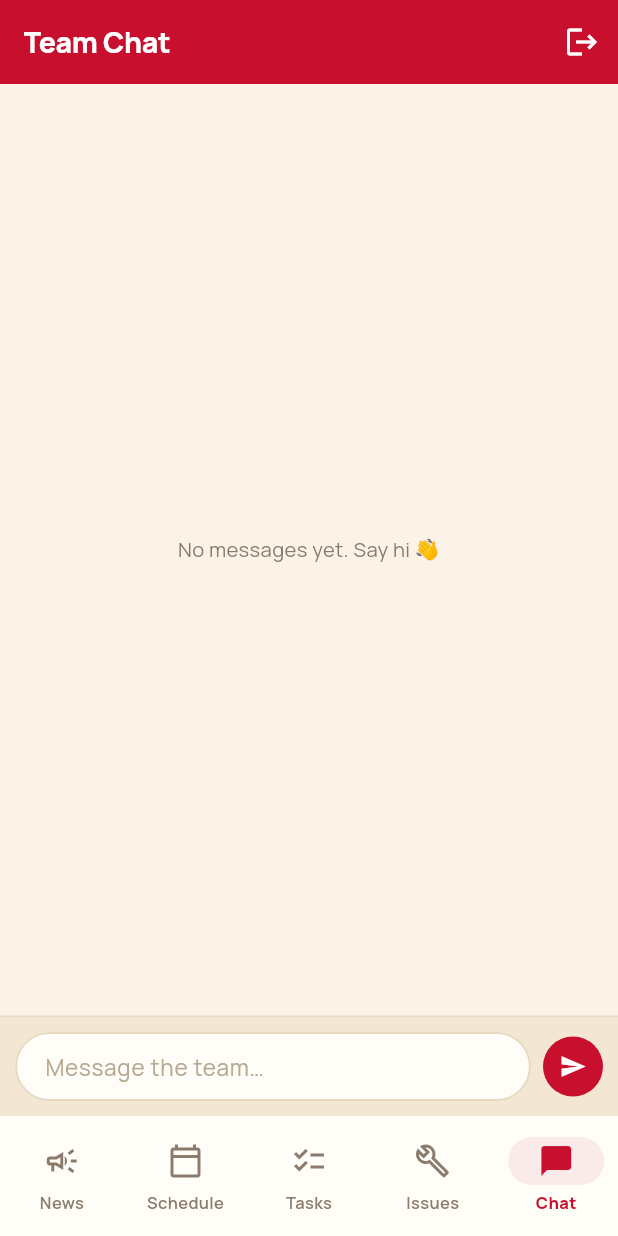
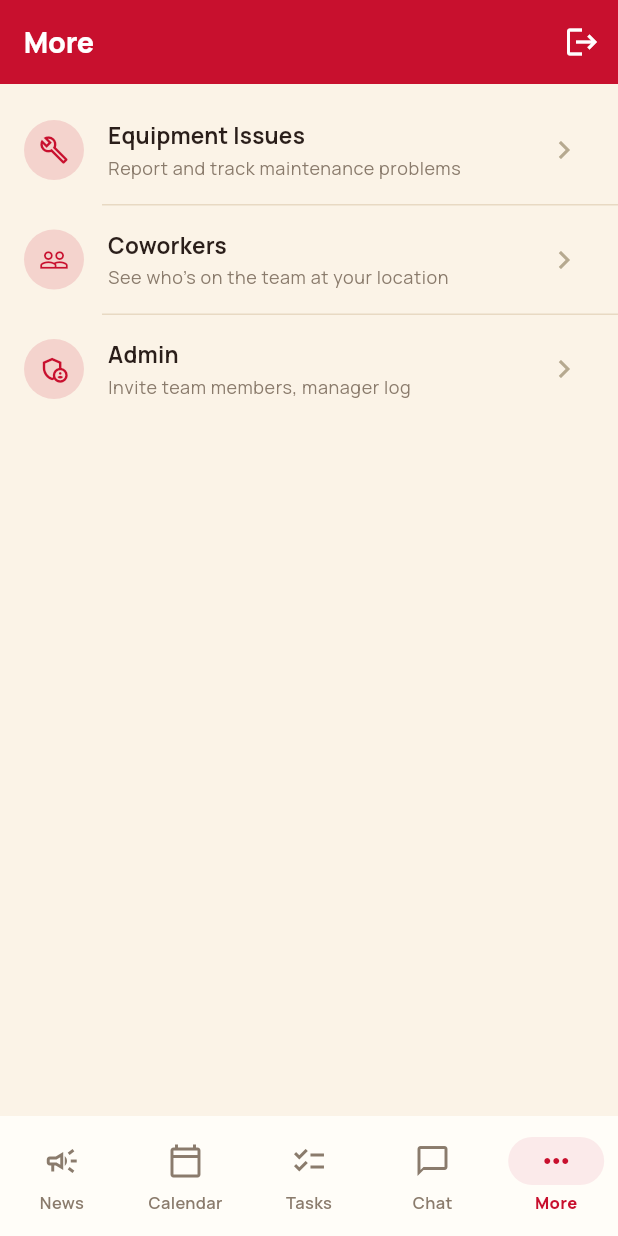
Before and after one commit to nwells27-ux/piecrew, a Flutter app: the screen it shows once a user with an empty profile is signed in, item 5 of the bottom bar chosen, on a phone screen of 412 x 824 dp. Run offline on Flutter 3.47's test engine with Material 3 defaults, Android fonts, the phone set to English and light mode, and no system bars; our stand-ins replace cloud_firestore, firebase_auth, firebase_core, firebase_messaging, firebase_storage, flutter_local_notifications and 3 more; accounts and stored records are empty.

Commit message:
Add Coworkers and Admin sections

```diff
--- a/lib/screens/home_screen.dart
+++ b/lib/screens/home_screen.dart
@@ -5,10 +5,8 @@ import '../services/auth_service.dart';
 import 'announcements_screen.dart';
 import 'schedule_screen.dart';
 import 'tasks_screen.dart';
-import 'maintenance_screen.dart';
 import 'chat_screen.dart';
-import 'invite_staff_screen.dart';
-import 'manager_log_screen.dart';
+import 'more_screen.dart';
 
 class HomeScreen extends StatefulWidget {
   final PieCrewUser user;
@@ -21,7 +19,7 @@ class HomeScreen extends StatefulWidget {
 class _HomeScreenState extends State<HomeScreen> {
   int _index = 0;
 
-  static const _titles = ['Announcements', 'Schedule', 'Tasks', 'Maintenance', 'Team Chat'];
+  static const _titles = ['Announcements', 'Calendar', 'Tasks', 'Team Chat', 'More'];
 
   @override
   Widget build(BuildContext context) {
@@ -29,36 +27,14 @@ class _HomeScreenState extends State<HomeScreen> {
       AnnouncementsScreen(user: widget.user),
       ScheduleScreen(user: widget.user),
       TasksScreen(user: widget.user),
-      MaintenanceScreen(user: widget.user),
       ChatScreen(user: widget.user),
+      MoreScreen(user: widget.user),
     ];
 
     return Scaffold(
       appBar: AppBar(
         title: Text(_titles[_index]),
         actions: [
-          if (widget.user.canPostAnnouncements)
-            IconButton(
-              icon: const Icon(Icons.person_add_alt_1),
-              tooltip: 'Invite team member',
-              onPressed: () => Navigator.push(
-                context,
-                MaterialPageRoute(
-                  builder: (_) => InviteStaffScreen(currentUser: widget.user),
-                ),
-              ),
-            ),
-          if (widget.user.canPostAnnouncements)
-            IconButton(
-              icon: const Icon(Icons.assignment_outlined),
-              tooltip: 'Manager log',
-              onPressed: () => Navigator.push(
-                context,
-                MaterialPageRoute(
-                  builder: (_) => ManagerLogScreen(user: widget.user),
-                ),
-              ),
-            ),
           IconButton(
             icon: const Icon(Icons.logout),
             onPressed: () => context.read<AuthService>().signOut(),
@@ -71,10 +47,10 @@ class _HomeScreenState extends State<HomeScreen> {
         onDestinationSelected: (i) => setState(() => _index = i),
         destinations: const [
           NavigationDestination(icon: Icon(Icons.campaign_outlined), selectedIcon: Icon(Icons.campaign), label: 'News'),
-          NavigationDestination(icon: Icon(Icons.calendar_today_outlined), selectedIcon: Icon(Icons.calendar_today), label: 'Schedule'),
+          NavigationDestination(icon: Icon(Icons.calendar_today_outlined), selectedIcon: Icon(Icons.calendar_today), label: 'Calendar'),
           NavigationDestination(icon: Icon(Icons.checklist_outlined), selectedIcon: Icon(Icons.checklist), label: 'Tasks'),
-          NavigationDestination(icon: Icon(Icons.build_outlined), selectedIcon: Icon(Icons.build), label: 'Issues'),
           NavigationDestination(icon: Icon(Icons.chat_bubble_outline), selectedIcon: Icon(Icons.chat_bubble), label: 'Chat'),
+          NavigationDestination(icon: Icon(Icons.more_horiz), selectedIcon: Icon(Icons.more_horiz), label: 'More'),
         ],
       ),
     );
--- /dev/null
+++ b/lib/screens/more_screen.dart
@@ -0,0 +1,67 @@
+import 'package:flutter/material.dart';
+import '../models/user_model.dart';
+import '../theme/app_theme.dart';
+import 'maintenance_screen.dart';
+import 'coworkers_screen.dart';
+import 'admin_screen.dart';
+
+class MoreScreen extends StatelessWidget {
+  final PieCrewUser user;
+  const MoreScreen({super.key, required this.user});
+
+  @override
+  Widget build(BuildContext context) {
+    final tiles = [
+      (
+        icon: Icons.build_outlined,
+        title: 'Equipment Issues',
+        subtitle: 'Report and track maintenance problems',
+        onTap: () => Navigator.push(
+          context,
+          MaterialPageRoute(builder: (_) => MaintenanceScreen(user: user)),
+        ),
+      ),
+      (
+        icon: Icons.people_outline,
+        title: 'Coworkers',
+        subtitle: 'See who\'s on the team at your location',
+        onTap: () => Navigator.push(
+          context,
+          MaterialPageRoute(builder: (_) => CoworkersScreen(user: user)),
+        ),
+      ),
+      (
+        icon: Icons.admin_panel_settings_outlined,
+        title: 'Admin',
+        subtitle: 'Invite team members, manager log',
+        onTap: () => Navigator.push(
+          context,
+          MaterialPageRoute(builder: (_) => AdminScreen(user: user)),
+        ),
+      ),
+    ];
+
+    return Scaffold(
+      body: ListView.separated(
+        padding: const EdgeInsets.symmetric(vertical: 8),
+        itemCount: tiles.length,
+        separatorBuilder: (_, __) => const Divider(height: 1, indent: 68),
+        itemBuilder: (context, i) {
+          final t = tiles[i];
+          return ListTile(
+            leading: Container(
+              width: 40, height: 40,
+              decoration: BoxDecoration(
+                  color: PieCrewColors.pie.withValues(alpha: 0.14), shape: BoxShape.circle),
+              child: Icon(t.icon, size: 20, color: PieCrewColors.pie),
+            ),
+            title: Text(t.title, style: Theme.of(context).textTheme.titleMedium),
+            subtitle: Text(t.subtitle, style: Theme.of(context).textTheme.bodySmall),
+            trailing: const Icon(Icons.chevron_right, color: PieCrewColors.inkFaint),
+            onTap: t.onTap,
+          );
+        },
+      ),
+    );
+  }
+}
```
Also changed, not shown: lib/screens/admin_screen.dart (added, +68 -0 lines), lib/screens/coworkers_screen.dart (added, +102 -0 lines), lib/services/coworkers_service.dart (added, +20 -0 lines), 1 other file.
